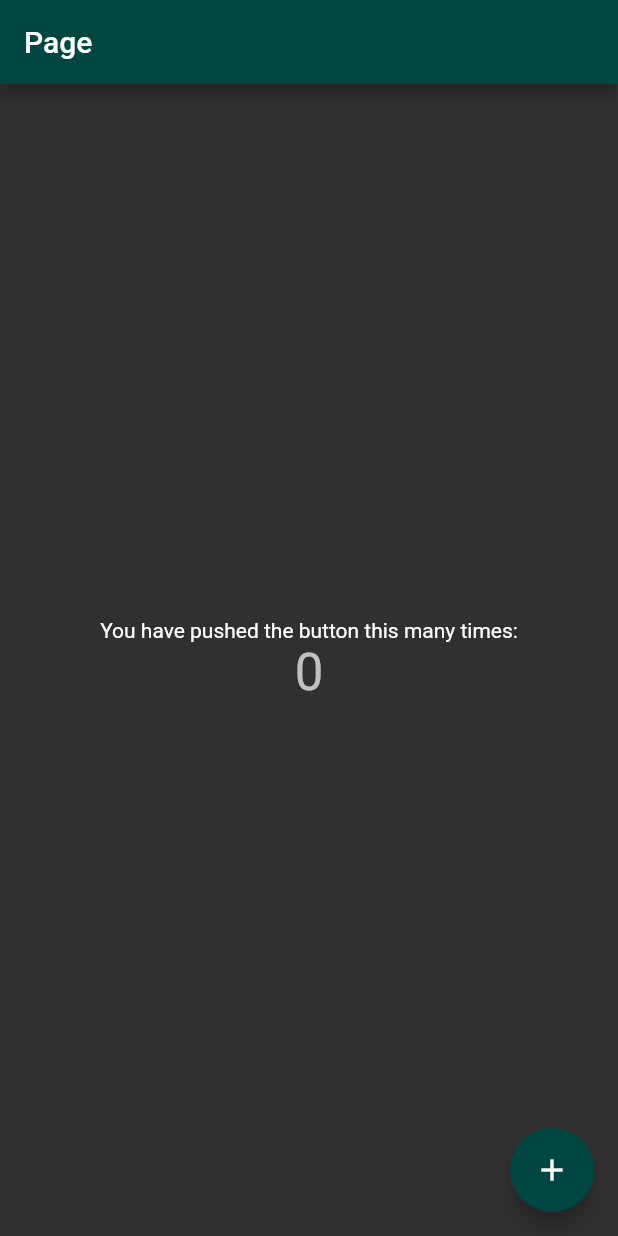
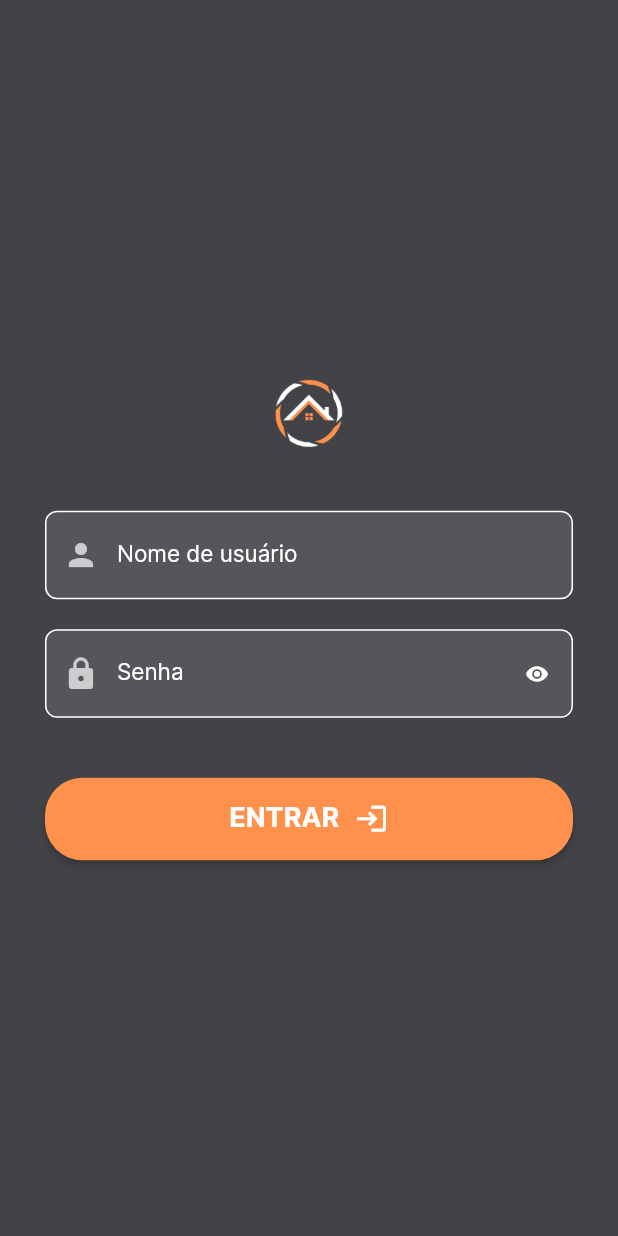
Before and after one commit to Pedrox007/mancon-app, a Flutter app: the screen it shows after launch, on a phone screen of 412 x 824 dp. Run offline on Flutter 3.47's test engine with Material 2 defaults, Android fonts, the phone set to English and light mode, and no system bars; accounts and stored records are empty.

Commit message:
Add login page and provider

```diff
--- a/lib/main.dart
+++ b/lib/main.dart
@@ -1,9 +1,14 @@
 import 'package:flutter/material.dart';
 import 'package:mancon_app/pages/home_page.dart';
+import 'package:mancon_app/pages/login_page.dart';
 import 'package:mancon_app/pages/splash_screen_page.dart';
+import 'package:mancon_app/state/logged_user.dart';
 import 'package:mancon_app/themes/styles.dart';
+import 'package:provider/provider.dart';
 
 void main() {
+  WidgetsFlutterBinding.ensureInitialized();
+
   runApp(const MyApp());
 }
 
@@ -13,14 +18,18 @@ class MyApp extends StatelessWidget {
   // This widget is the root of your application.
   @override
   Widget build(BuildContext context) {
-    return MaterialApp(
-      title: 'Flutter Demo',
-      theme: UiConfig.theme,
-      initialRoute: '/',
-      routes: {
-        '/': (context) => const SplashScreenPage(),
-        '/home': (context) => const HomePage(title: "Page"),
-      },
+    return MultiProvider(
+      providers: [ChangeNotifierProvider(create: (context) => LoggedUser())],
+      child: MaterialApp(
+        title: 'Flutter Demo',
+        theme: UiConfig.theme,
+        initialRoute: '/',
+        routes: <String, WidgetBuilder>{
+          "/": (context) => const SplashScreenPage(),
+          "/home": (context) => const HomePage(title: "Page"),
+          "/login": (context) => const LoginPage(),
+        },
+      ),
     );
   }
 }
--- /dev/null
+++ b/lib/models/user.dart
@@ -0,0 +1,43 @@
+class User {
+  final int? id;
+  final String username;
+  final String? firstName;
+  final String? lastName;
+  final String email;
+  final String password;
+
+  User(
+      {this.id,
+      required this.username,
+      this.firstName,
+      this.lastName,
+      required this.email,
+      required this.password});
+
+  Map<String, dynamic> toMap() {
+    return {
+      "id": id,
+      "password": password,
+      "username": username,
+      "first_name": firstName,
+      "last_name": lastName,
+      "email": email,
+    };
+  }
+
+  factory User.fromMap(Map<String, dynamic> map) {
+    return User(
+      id: map["id"]?.toInt(),
+      password: map["password"] ?? "",
+      username: map["username"] ?? "",
+      email: map["email"] ?? "",
+      firstName: map["first_name"] ?? "",
+      lastName: map["last_name"] ?? "",
+    );
+  }
+
+  @override
+  String toString() {
+    return "User($username)";
+  }
+}
--- a/lib/pages/home_page.dart
+++ b/lib/pages/home_page.dart
@@ -1,16 +1,10 @@
 import 'package:flutter/material.dart';
+import 'package:mancon_app/models/user.dart';
+import 'package:mancon_app/state/logged_user.dart';
+import 'package:provider/provider.dart';
 
 class HomePage extends StatefulWidget {
   const HomePage({super.key, required this.title});
-
-  // This widget is the home page of your application. It is stateful, meaning
-  // that it has a State object (defined below) that contains fields that affect
-  // how it looks.
-
-  // This class is the configuration for the state. It holds the values (in this
-  // case the title) provided by the parent (in this case the App widget) and
-  // used by the build method of the State. Fields in a Widget subclass are
-  // always marked "final".
 
   final String title;
 
@@ -23,50 +17,21 @@ class _HomePageState extends State<HomePage> {
 
   void _incrementCounter() {
     setState(() {
-      // This call to setState tells the Flutter framework that something has
-      // changed in this State, which causes it to rerun the build method below
-      // so that the display can reflect the updated values. If we changed
-      // _counter without calling setState(), then the build method would not be
-      // called again, and so nothing would appear to happen.
       _counter++;
     });
   }
 
   @override
   Widget build(BuildContext context) {
-    // This method is rerun every time setState is called, for instance as done
-    // by the _incrementCounter method above.
-    //
-    // The Flutter framework has been optimized to make rerunning build methods
-    // fast, so that you can just rebuild anything that needs updating rather
-    // than having to individually change instances of widgets.
+    User? user = Provider.of<LoggedUser>(context).user;
+
     return Scaffold(
       appBar: AppBar(
-        // TRY THIS: Try changing the color here to a specific color (to
-        // Colors.amber, perhaps?) and trigger a hot reload to see the AppBar
-        // change color while the other colors stay the same.
         backgroundColor: Theme.of(context).colorScheme.inversePrimary,
-        // Here we take the value from the MyHomePage object that was created by
-        // the App.build method, and use it to set our appbar title.
-        title: Text(widget.title),
+        title: Text(widget.title + " " + user!.username),
       ),
       body: Center(
-        // Center is a layout widget. It takes a single child and positions it
-        // in the middle of the parent.
         child: Column(
-          // Column is also a layout widget. It takes a list of children and
-          // arranges them vertically. By default, it sizes itself to fit its
-          // children horizontally, and tries to be as tall as its parent.
-          //
-          // Column has various properties to control how it sizes itself and
-          // how it positions its children. Here we use mainAxisAlignment to
-          // center the children vertically; the main axis here is the vertical
-          // axis because Columns are vertical (the cross axis would be
-          // horizontal).
-          //
-          // TRY THIS: Invoke "debug painting" (choose the "Toggle Debug Paint"
-          // action in the IDE, or press "p" in the console), to see the
-          // wireframe for each widget.
           mainAxisAlignment: MainAxisAlignment.center,
           children: <Widget>[
             const Text(
@@ -83,7 +48,7 @@ class _HomePageState extends State<HomePage> {
         onPressed: _incrementCounter,
         tooltip: 'Increment',
         child: const Icon(Icons.add),
-      ), // This trailing comma makes auto-formatting nicer for build methods.
+      ),
     );
   }
 }
--- /dev/null
+++ b/lib/pages/login_page.dart
@@ -0,0 +1,68 @@
+import 'package:flutter/material.dart';
+import 'package:mancon_app/state/logged_user.dart';
+import 'package:mancon_app/widgets/button_icon.dart';
+import 'package:mancon_app/widgets/input.dart';
+import 'package:mancon_app/widgets/logo.dart';
+import 'package:provider/provider.dart';
+
+class LoginPage extends StatefulWidget {
+  const LoginPage({super.key});
+
+  @override
+  State<LoginPage> createState() => _LoginPageState();
+}
+
+class _LoginPageState extends State<LoginPage> {
+  final usernameEC = TextEditingController();
+  final passwordEC = TextEditingController();
+
+  void _confirmLogin(BuildContext context) {
+    Provider.of<LoggedUser>(context, listen: false)
+        .setMockedUser(username: usernameEC.text);
+
+    Navigator.of(context).pushNamedAndRemoveUntil("/home", (_) => false);
+  }
+
+  @override
+  Widget build(BuildContext context) {
+    return Scaffold(
+      body: SingleChildScrollView(
+        child: Container(
+          padding: const EdgeInsets.only(left: 30, right: 30),
+          width: MediaQuery.of(context).size.width,
+          height: MediaQuery.of(context).size.height,
+          color: Theme.of(context).colorScheme.background,
+          child: Column(
+            mainAxisAlignment: MainAxisAlignment.center,
+            children: [
+              const Logo(size: 50),
+              const SizedBox(height: 40),
+              Input(
+                label: "Nome de usuário",
+                preffixIcon: const Icon(Icons.person),
+                type: TextInputType.text,
+                controller: usernameEC,
+              ),
+              const SizedBox(height: 20),
+              Input(
+                label: "Senha",
+                preffixIcon: const Icon(Icons.lock),
+                type: TextInputType.text,
+                obscureText: true,
+                controller: passwordEC,
+              ),
+              const SizedBox(height: 40),
+              ButtonIcon(
+                label: "Entrar",
+                onPressed: () {
+                  _confirmLogin(context);
+                },
+                icon: Icons.login,
+              )
+            ],
+          ),
+        ),
+      ),
+    );
+  }
+}
--- /dev/null
+++ b/lib/state/logged_user.dart
@@ -0,0 +1,27 @@
+import 'package:flutter/material.dart';
+import 'package:mancon_app/models/user.dart';
+
+class LoggedUser with ChangeNotifier {
+  User? _user;
+
+  User? get user {
+    return _user;
+  }
+
+  void setUser(User user) {
+    _user = user;
+  }
+
+  void setMockedUser({String username = "teste"}) {
+    if (username.isEmpty) {
+      _user = User.fromMap({"username": "teste"});
+    } else {
+      _user = User.fromMap({"username": username});
+    }
+  }
+
+  void logout() {
+    _user = null;
+    notifyListeners();
+  }
+}
--- a/lib/themes/styles.dart
+++ b/lib/themes/styles.dart
@@ -7,9 +7,9 @@ class UiConfig {
 
   static ThemeData get theme => ThemeData(
         colorScheme: const ColorScheme(
-          primary: Color.fromARGB(255, 250, 244, 211),
-          secondary: Color.fromARGB(255, 0, 70, 67),
-          surface: Color(0xFF0C1618),
+          primary: Color.fromRGBO(255, 145, 77, 1),
+          secondary: Colors.white,
+          surface: Color.fromRGBO(66, 67, 71, 0.5),
           background: Color.fromRGBO(66, 67, 71, 1),
           error: Color.fromARGB(255, 255, 75, 75),
           onPrimary: Color.fromARGB(255, 0, 70, 67),
--- /dev/null
+++ b/lib/widgets/button_icon.dart
@@ -0,0 +1,68 @@
+import 'package:flutter/material.dart';
+
+class ButtonIcon extends StatelessWidget {
+  final String label;
+  final VoidCallback onPressed;
+  final double? width;
+  final double? height;
+  final IconData? icon;
+  final Color? buttonColor;
+  final Color? labelColor;
+  final bool secondary;
+
+  const ButtonIcon(
+      {super.key,
+      required this.label,
+      required this.onPressed,
+      this.width,
+      this.height,
+      this.icon,
+      this.buttonColor,
+      this.labelColor,
+      this.secondary = false});
+
+  @override
+  Widget build(BuildContext context) {
+    return SizedBox(
+      width: width ?? MediaQuery.of(context).size.width,
+      height: height ?? 55,
+      child: ElevatedButton(
+          onPressed: onPressed,
+          style: ElevatedButton.styleFrom(
+            shape: RoundedRectangleBorder(
+              borderRadius: BorderRadius.circular(25),
+              side: secondary
+                  ? BorderSide(color: Theme.of(context).colorScheme.secondary)
+                  : BorderSide.none,
+            ),
+            backgroundColor: secondary
+                ? Theme.of(context).colorScheme.secondary
+                : Theme.of(context).colorScheme.primary,
+            elevation: 2,
+          ),
+          child: Wrap(
+            children: [
+              Text(
+                label.toUpperCase(),
+                style: TextStyle(
+                  fontSize: 18,
+                  fontFamily: "Inter",
+                  fontWeight: FontWeight.bold,
+                  color: secondary
+                      ? Theme.of(context).colorScheme.primary
+                      : Theme.of(context).colorScheme.secondary,
+                ),
+              ),
+              const SizedBox(width: 10),
+              Icon(
+                icon,
+                color: secondary
+                    ? Theme.of(context).colorScheme.primary
+                    : Theme.of(context).colorScheme.secondary,
+                size: 23,
+              ),
+            ],
+          )),
+    );
+  }
+}
--- /dev/null
+++ b/lib/widgets/input.dart
@@ -0,0 +1,96 @@
+import 'package:flutter/material.dart';
+
+class Input extends StatelessWidget {
+  final String label;
+  final Icon? preffixIcon;
+  final Icon? suffixIcon;
+  final bool disabled;
+  final TextEditingController? controller;
+  final TextInputType type;
+  final bool obscureText;
+  final ValueNotifier<bool> _obscureTextVN;
+
+  Input(
+      {Key? key,
+      required this.label,
+      this.preffixIcon,
+      this.suffixIcon,
+      this.disabled = false,
+      this.controller,
+      required this.type,
+      this.obscureText = false})
+      : _obscureTextVN = ValueNotifier<bool>(obscureText),
+        assert(
+          obscureText == true ? suffixIcon == null : true,
+          'obscureText não pode ser adicionado junto com o suffixicon',
+        ),
+        super(key: key);
+
+  @override
+  Widget build(BuildContext context) {
+    return ValueListenableBuilder<bool>(
+        valueListenable: _obscureTextVN,
+        builder: (_, obscureTextValue, child) {
+          return TextField(
+            obscureText: obscureTextValue,
+            keyboardType: type,
+            readOnly: disabled,
+            controller: controller,
+            style: TextStyle(
+              fontSize: 16,
+              color: disabled
+                  ? Colors.white38
+                  : Theme.of(context).colorScheme.secondary,
+            ),
+            decoration: InputDecoration(
+              filled: true,
+              labelText: label,
+              labelStyle: const TextStyle(
+                fontSize: 15,
+                color: Colors.white,
+                fontFamily: "Inter",
+              ),
+              enabledBorder: OutlineInputBorder(
+                borderRadius: BorderRadius.circular(8),
+                gapPadding: 2,
+                borderSide: BorderSide(
+                    color: Theme.of(context).colorScheme.secondary, width: 1),
+              ),
+              focusedBorder: OutlineInputBorder(
+                borderRadius: BorderRadius.circular(8),
+                gapPadding: 5,
+                borderSide: BorderSide(
+                    color: Theme.of(context).colorScheme.primary, width: 1.1),
+              ),
+              errorBorder: OutlineInputBorder(
+                borderRadius: BorderRadius.circular(8),
+                gapPadding: 5,
+                borderSide: BorderSide(
+                    color: Theme.of(context).colorScheme.error, width: 1),
+              ),
+              focusedErrorBorder: OutlineInputBorder(
+                borderRadius: BorderRadius.circular(8),
+                gapPadding: 5,
+                borderSide: BorderSide(
+                    color: Theme.of(context).colorScheme.error, width: 1),
+              ),
+              prefixIcon: preffixIcon,
+              suffixIcon: obscureText
+                  ? IconButton(
+                      onPressed: () {
+                        _obscureTextVN.value = !obscureTextValue;
+                      },
+                      icon: Icon(
+                        obscureTextValue
+                            ? Icons.visibility
+                            : Icons.visibility_off,
+                        size: 16,
+                      ),
+                      color: Colors.white,
+                    )
+                  : suffixIcon,
+            ),
+          );
+        });
+  }
+}
--- a/pubspec.yaml
+++ b/pubspec.yaml
@@ -32,6 +32,7 @@ dependencies:
     sdk: flutter
 
   cupertino_icons: ^1.0.2
+  provider: ^6.0.0
 
 dev_dependencies:
   flutter_test:
```
Also changed, not shown: lib/models/expense.dart (added, +39 -0 lines), lib/pages/splash_screen_page.dart (+11 -1 lines), lib/widgets/button.dart (added, +68 -0 lines), pubspec.lock.
